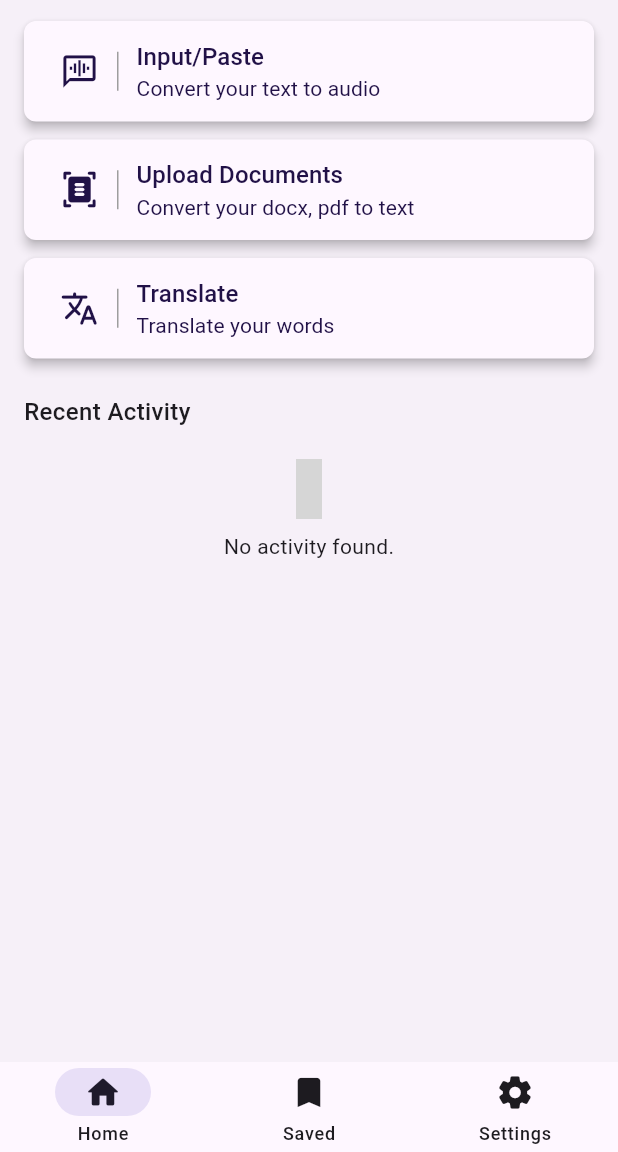
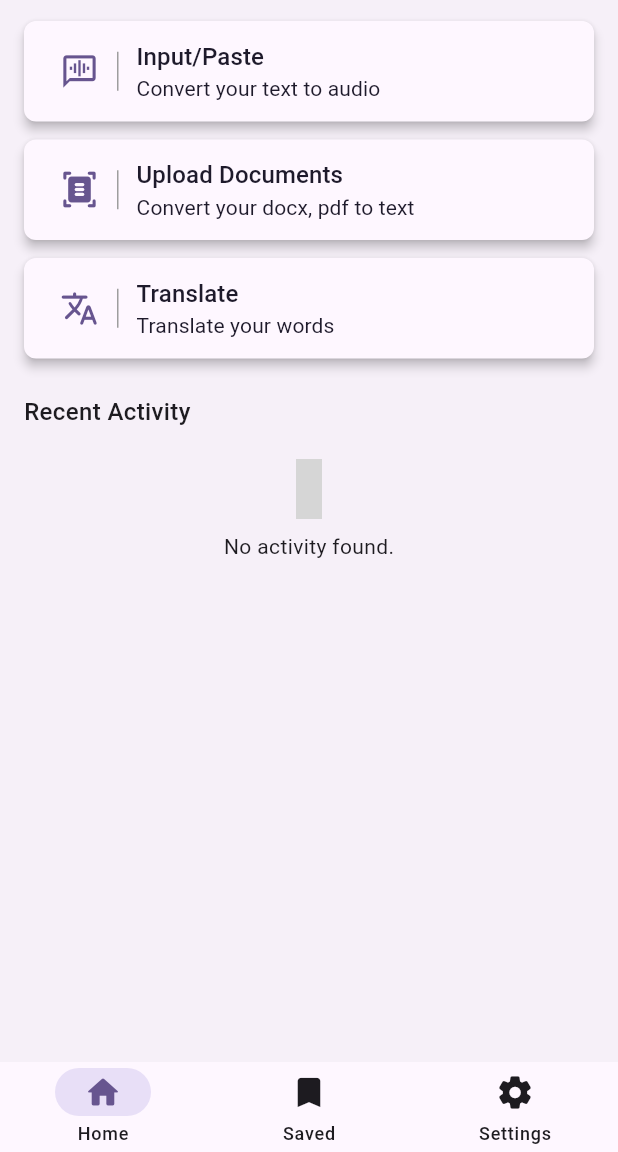
Before and after one commit to bhadri01/voxiloud-flutter, a Flutter app: the screen it shows after launch, on a phone screen of 412 x 824 dp, the part 84-1236 px from its top. Run offline on Flutter 3.47's test engine with Material 3 defaults, Android fonts, the phone set to English and light mode, and no system bars; our stand-ins replace connectivity_plus, file_picker, flutter_colorpicker, flutter_tts, google_mobile_ads, iconsax and 2 more; missing offline and left inert: docx_to_text, language_detector, read_pdf_text, translator; network calls fail; grey boxes are pictures that could not be loaded.

Commit message:
icon color has been updated

```diff
--- a/lib/pages/dashboard/dashboard_page.dart
+++ b/lib/pages/dashboard/dashboard_page.dart
@@ -57,11 +57,12 @@ class _DashboardPageState extends State<DashboardPage> {
         children: [
           NavigationBar(
             height: 60,
-            destinations: const <NavigationDestination>[
+            destinations: <NavigationDestination>[
               NavigationDestination(
                 icon: Icon(
                   Icons.home_rounded,
                   size: 26,
+                  color: _selectedIndex == 0 ? Theme.of(context).colorScheme.primary : null,
                 ),
                 label: 'Home',
               ),
@@ -69,6 +70,7 @@ class _DashboardPageState extends State<DashboardPage> {
                 icon: Icon(
                   Icons.bookmark_rounded,
                   size: 26,
+                  color: _selectedIndex == 1 ? Theme.of(context).colorScheme.primary : null,
                 ),
                 label: 'Saved',
               ),
@@ -76,6 +78,7 @@ class _DashboardPageState extends State<DashboardPage> {
                 icon: Icon(
                   Icons.settings_rounded,
                   size: 26,
+                  color: _selectedIndex == 2 ? Theme.of(context).colorScheme.primary : null,
                 ),
                 label: 'Settings',
               ),
--- a/lib/pages/dashboard/home/home_page.dart
+++ b/lib/pages/dashboard/home/home_page.dart
@@ -599,7 +599,7 @@ class DashboardComponents extends StatelessWidget {
             child: Icon(
               icon,
               size: 26,
-              color: Theme.of(context).colorScheme.onPrimaryContainer,
+              color: Theme.of(context).colorScheme.primary,
             ),
           ),
           const SizedBox(
@@ -615,14 +615,14 @@ class DashboardComponents extends StatelessWidget {
                   style: TextStyle(
                       fontSize: 16,
                       fontWeight: FontWeight.w500,
-                      color: Theme.of(context).colorScheme.onPrimaryContainer),
+                      color: Theme.of(context).colorScheme.onSecondaryContainer),
                 ),
                 Text(
                   description,
                   style: TextStyle(
                       fontSize: 14,
                       fontWeight: FontWeight.w400,
-                      color: Theme.of(context).colorScheme.onPrimaryContainer),
+                      color: Theme.of(context).colorScheme.onSecondaryContainer),
                 ),
               ],
             ),
```
